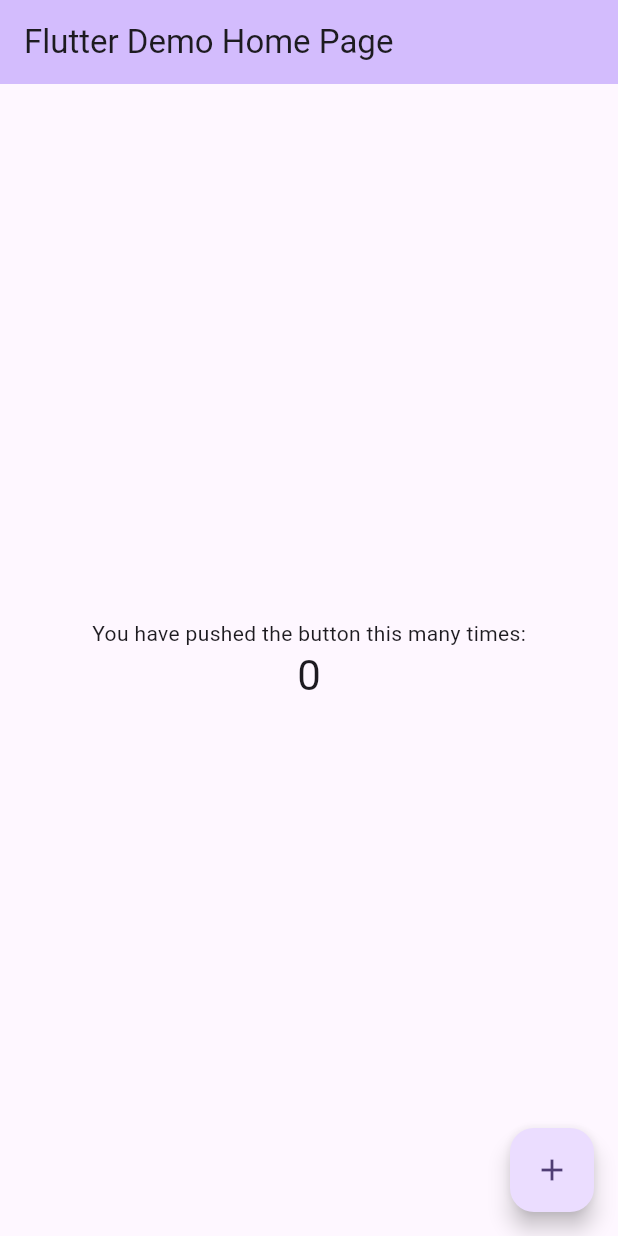
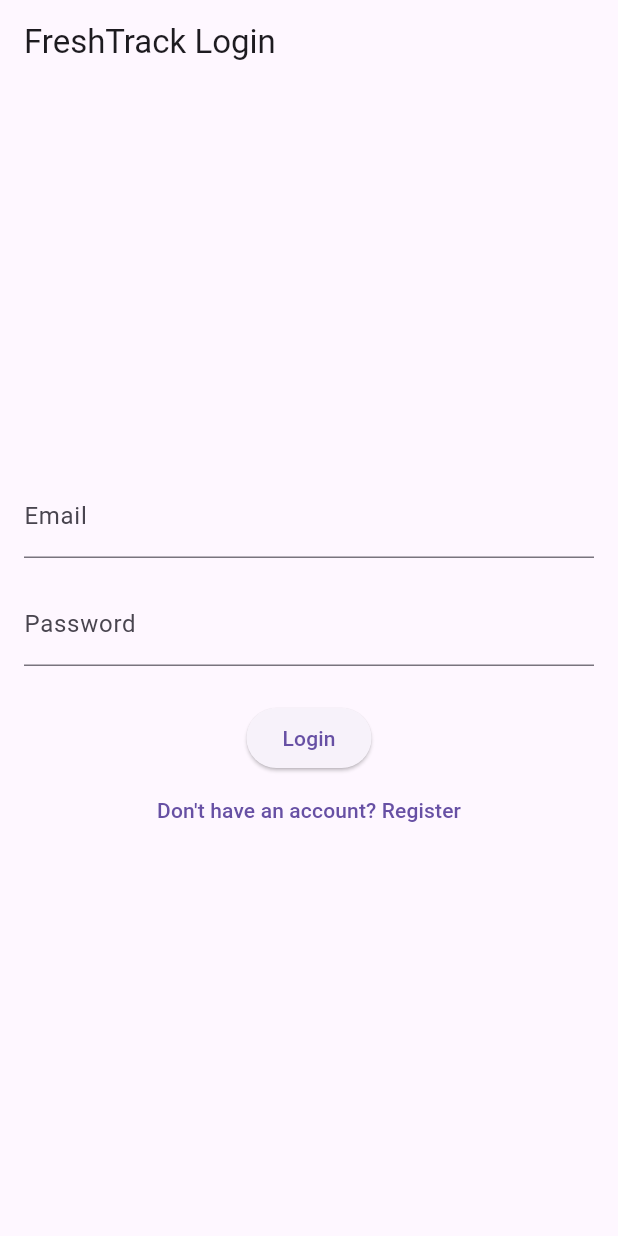
Before and after one commit to fuzzfizz/app_pure_check, a Flutter app: the screen it shows after launch, on a phone screen of 412 x 824 dp. Run offline on Flutter 3.47's test engine with Material 3 defaults, Android fonts, the phone set to English and light mode, and no system bars; our stand-ins replace dio, flutter_riverpod, flutter_secure_storage, go_router.

Commit message:
Login test base

```diff
--- a/lib/main.dart
+++ b/lib/main.dart
@@ -1,122 +1,25 @@
 import 'package:flutter/material.dart';
+import 'package:flutter_riverpod/flutter_riverpod.dart';
+import 'router/app_router.dart';
 
 void main() {
-  runApp(const MyApp());
+  runApp(const ProviderScope(child: FreshTrackApp()));
 }
 
-class MyApp extends StatelessWidget {
-  const MyApp({super.key});
+class FreshTrackApp extends ConsumerWidget {
+  const FreshTrackApp({Key? key}) : super(key: key);
 
-  // This widget is the root of your application.
   @override
-  Widget build(BuildContext context) {
-    return MaterialApp(
-      title: 'Flutter Demo',
+  Widget build(BuildContext context, WidgetRef ref) {
+    final router = ref.watch(routerProvider);
+
+    return MaterialApp.router(
+      title: 'FreshTrack',
       theme: ThemeData(
-        // This is the theme of your application.
-        //
-        // TRY THIS: Try running your application with "flutter run". You'll see
-        // the application has a purple toolbar. Then, without quitting the app,
-        // try changing the seedColor in the colorScheme below to Colors.green
-        // and then invoke "hot reload" (save your changes or press the "hot
-        // reload" button in a Flutter-supported IDE, or press "r" if you used
-        // the command line to start the app).
-        //
-        // Notice that the counter didn't reset back to zero; the application
-        // state is not lost during the reload. To reset the state, use hot
-        // restart instead.
-        //
-        // This works for code too, not just values: Most code changes can be
-        // tested with just a hot reload.
-        colorScheme: .fromSeed(seedColor: Colors.deepPurple),
+        primarySwatch: Colors.green,
+        useMaterial3: true,
       ),
-      home: const MyHomePage(title: 'Flutter Demo Home Page'),
+      routerConfig: router,
     );
   }
 }
-
-class MyHomePage extends StatefulWidget {
-  const MyHomePage({super.key, required this.title});
-
-  // This widget is the home page of your application. It is stateful, meaning
-  // that it has a State object (defined below) that contains fields that affect
-  // how it looks.
-
-  // This class is the configuration for the state. It holds the values (in this
-  // case the title) provided by the parent (in this case the App widget) and
-  // used by the build method of the State. Fields in a Widget subclass are
-  // always marked "final".
-
-  final String title;
-
-  @override
-  State<MyHomePage> createState() => _MyHomePageState();
-}
-
-class _MyHomePageState extends State<MyHomePage> {
-  int _counter = 0;
-
-  void _incrementCounter() {
-    setState(() {
-      // This call to setState tells the Flutter framework that something has
-      // changed in this State, which causes it to rerun the build method below
-      // so that the display can reflect the updated values. If we changed
-      // _counter without calling setState(), then the build method would not be
-      // called again, and so nothing would appear to happen.
-      _counter++;
-    });
-  }
-
-  @override
-  Widget build(BuildContext context) {
-    // This method is rerun every time setState is called, for instance as done
-    // by the _incrementCounter method above.
-    //
-    // The Flutter framework has been optimized to make rerunning build methods
-    // fast, so that you can just rebuild anything that needs updating rather
-    // than having to individually change instances of widgets.
-    return Scaffold(
-      appBar: AppBar(
-        // TRY THIS: Try changing the color here to a specific color (to
-        // Colors.amber, perhaps?) and trigger a hot reload to see the AppBar
-        // change color while the other colors stay the same.
-        backgroundColor: Theme.of(context).colorScheme.inversePrimary,
-        // Here we take the value from the MyHomePage object that was created by
-        // the App.build method, and use it to set our appbar title.
-        title: Text(widget.title),
-      ),
-      body: Center(
-        // Center is a layout widget. It takes a single child and positions it
-        // in the middle of the parent.
-        child: Column(
-          // Column is also a layout widget. It takes a list of children and
-          // arranges them vertically. By default, it sizes itself to fit its
-          // children horizontally, and tries to be as tall as its parent.
-          //
-          // Column has various properties to control how it sizes itself and
-          // how it positions its children. Here we use mainAxisAlignment to
-          // center the children vertically; the main axis here is the vertical
-          // axis because Columns are vertical (the cross axis would be
-          // horizontal).
-          //
-          // TRY THIS: Invoke "debug painting" (choose the "Toggle Debug Paint"
-          // action in the IDE, or press "p" in the console), to see the
-          // wireframe for each widget.
-          mainAxisAlignment: .center,
-          children: [
-            const Text('You have pushed the button this many times:'),
-            Text(
-              '$_counter',
-              style: Theme.of(context).textTheme.headlineMedium,
-            ),
-          ],
-        ),
-      ),
-      floatingActionButton: FloatingActionButton(
-        onPressed: _incrementCounter,
-        tooltip: 'Increment',
-        child: const Icon(Icons.add),
-      ),
-    );
-  }
-}
--- /dev/null
+++ b/lib/providers/auth_provider.dart
@@ -0,0 +1,36 @@
+import 'package:flutter_riverpod/flutter_riverpod.dart';
+import '../services/auth_service.dart';
+
+class AuthNotifier extends Notifier<bool> {
+  @override
+  bool build() {
+    // Initial state is false. We can trigger an async check afterwards.
+    checkAuthStatus();
+    return false;
+  }
+
+  Future<void> checkAuthStatus() async {
+    final isAuth = await authService.isAuthenticated();
+    state = isAuth;
+  }
+
+  Future<void> login(String email, String password) async {
+    final success = await authService.login(email, password);
+    if (success) {
+      state = true;
+    }
+  }
+
+  Future<void> register(String email, String password) async {
+    await authService.register(email, password);
+  }
+
+  Future<void> logout() async {
+    await authService.logout();
+    state = false;
+  }
+}
+
+final authStateProvider = NotifierProvider<AuthNotifier, bool>(() {
+  return AuthNotifier();
+});
--- /dev/null
+++ b/lib/router/app_router.dart
@@ -0,0 +1,41 @@
+import 'package:go_router/go_router.dart';
+import 'package:flutter_riverpod/flutter_riverpod.dart';
+import '../providers/auth_provider.dart';
+import '../screens/login_screen.dart';
+import '../screens/register_screen.dart';
+import '../screens/dashboard_screen.dart';
+
+final routerProvider = Provider<GoRouter>((ref) {
+  final isAuth = ref.watch(authStateProvider);
+
+  return GoRouter(
+    initialLocation: '/login',
+    redirect: (context, state) {
+      final loggingIn = state.matchedLocation == '/login' || state.matchedLocation == '/register';
+
+      if (!isAuth) {
+        return loggingIn ? null : '/login';
+      }
+
+      if (loggingIn) {
+        return '/dashboard';
+      }
+
+      return null;
+    },
+    routes: [
+      GoRoute(
+        path: '/login',
+        builder: (context, state) => const LoginScreen(),
+      ),
+      GoRoute(
+        path: '/register',
+        builder: (context, state) => const RegisterScreen(),
+      ),
+      GoRoute(
+        path: '/dashboard',
+        builder: (context, state) => const DashboardScreen(),
+      ),
+    ],
+  );
+});
--- /dev/null
+++ b/lib/screens/login_screen.dart
@@ -0,0 +1,75 @@
+import 'package:flutter/material.dart';
+import 'package:flutter_riverpod/flutter_riverpod.dart';
+import 'package:go_router/go_router.dart';
+import '../providers/auth_provider.dart';
+
+class LoginScreen extends ConsumerStatefulWidget {
+  const LoginScreen({Key? key}) : super(key: key);
+
+  @override
+  ConsumerState<LoginScreen> createState() => _LoginScreenState();
+}
+
+class _LoginScreenState extends ConsumerState<LoginScreen> {
+  final _emailController = TextEditingController();
+  final _passwordController = TextEditingController();
+  bool _isLoading = false;
+
+  void _login() async {
+    setState(() => _isLoading = true);
+    try {
+      await ref.read(authStateProvider.notifier).login(
+        _emailController.text.trim(),
+        _passwordController.text.trim(),
+      );
+      // Navigation is handled by go_router redirect listener
+    } catch (e) {
+      if (mounted) {
+        ScaffoldMessenger.of(context).showSnackBar(
+          SnackBar(content: Text(e.toString())),
+        );
+      }
+    } finally {
+      if (mounted) {
+        setState(() => _isLoading = false);
+      }
+    }
+  }
+
+  @override
+  Widget build(BuildContext context) {
+    return Scaffold(
+      appBar: AppBar(title: const Text('FreshTrack Login')),
+      body: Padding(
+        padding: const EdgeInsets.all(16.0),
+        child: Column(
+          mainAxisAlignment: MainAxisAlignment.center,
+          children: [
+            TextField(
+              controller: _emailController,
+              decoration: const InputDecoration(labelText: 'Email'),
+              keyboardType: TextInputType.emailAddress,
+            ),
+            const SizedBox(height: 16),
+            TextField(
+              controller: _passwordController,
+              decoration: const InputDecoration(labelText: 'Password'),
+              obscureText: true,
+            ),
+            const SizedBox(height: 24),
+            _isLoading
+                ? const CircularProgressIndicator()
+                : ElevatedButton(
+                    onPressed: _login,
+                    child: const Text('Login'),
+                  ),
+            TextButton(
+              onPressed: () => context.push('/register'),
+              child: const Text('Don\'t have an account? Register'),
+            ),
+          ],
+        ),
+      ),
+    );
+  }
+}
--- /dev/null
+++ b/lib/services/auth_service.dart
@@ -0,0 +1,61 @@
+import 'package:dio/dio.dart';
+import 'package:flutter_secure_storage/flutter_secure_storage.dart';
+
+class AuthService {
+  final Dio _dio = Dio(BaseOptions(
+    // Assume using an Android emulator (10.0.2.2) or iOS simulator (localhost)
+    // You may need to change this depending on your environment.
+    baseUrl: 'http://10.0.2.2:3000/api/auth',
+    connectTimeout: const Duration(seconds: 5),
+    receiveTimeout: const Duration(seconds: 3),
+  ));
+
+  final _storage = const FlutterSecureStorage();
+
+  Future<bool> login(String email, String password) async {
+    try {
+      final response = await _dio.post('/login', data: {
+        'email': email,
+        'password': password,
+      });
+
+      if (response.statusCode == 200) {
+        final token = response.data['token'];
+        await _storage.write(key: 'jwt_token', value: token);
+        return true;
+      }
+      return false;
+    } catch (e) {
+      print('Login Error: $e');
+      throw Exception('Failed to login. Please check your credentials.');
+    }
+  }
+
+  Future<bool> register(String email, String password) async {
+    try {
+      final response = await _dio.post('/register', data: {
+        'email': email,
+        'password': password,
+      });
+
+      if (response.statusCode == 201) {
+        return true;
+      }
+      return false;
+    } catch (e) {
+      print('Register Error: $e');
+      throw Exception('Registration failed. Email might already exist.');
+    }
+  }
+
+  Future<void> logout() async {
+    await _storage.delete(key: 'jwt_token');
+  }
+
+  Future<bool> isAuthenticated() async {
+    final token = await _storage.read(key: 'jwt_token');
+    return token != null;
+  }
+}
+
+final authService = AuthService();
--- a/pubspec.yaml
+++ b/pubspec.yaml
@@ -38,6 +38,8 @@ dependencies:
   dio: ^5.9.2
   mobile_scanner: ^7.2.0
   image_picker: ^1.2.2
+  flutter_secure_storage: ^10.3.1
+  go_router: ^17.3.0
 
 dev_dependencies:
   flutter_test:
```
Also changed, not shown: lib/screens/dashboard_screen.dart (added, +27 -0 lines), lib/screens/register_screen.dart (added, +76 -0 lines), pubspec.lock, 6 other files.
